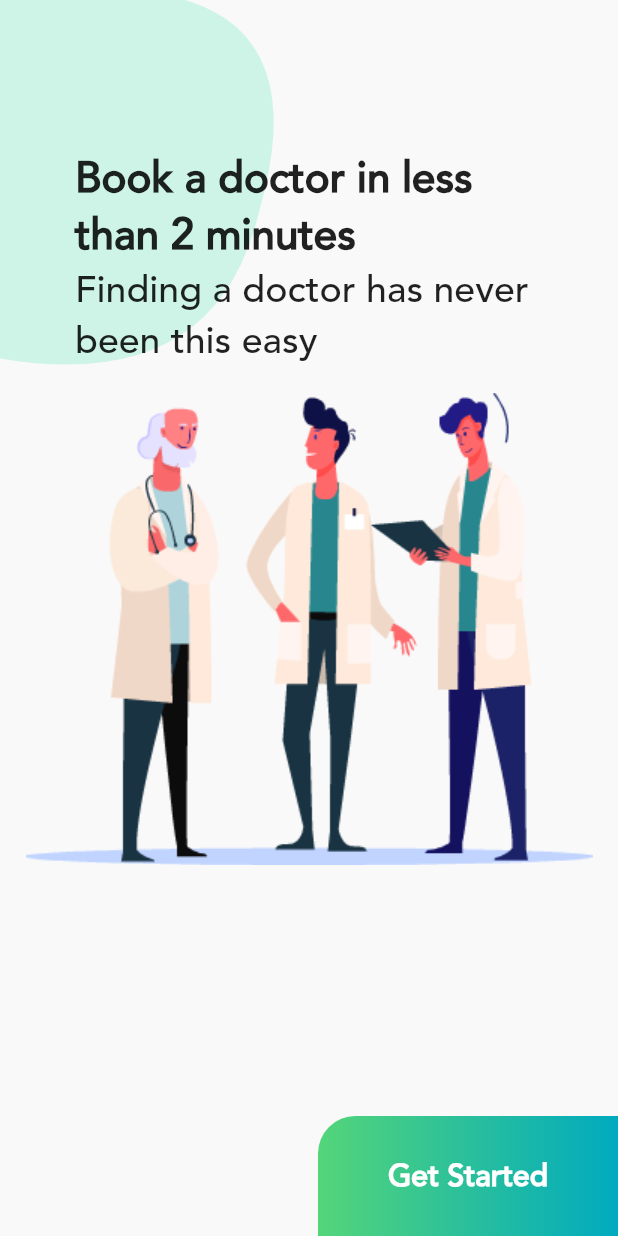
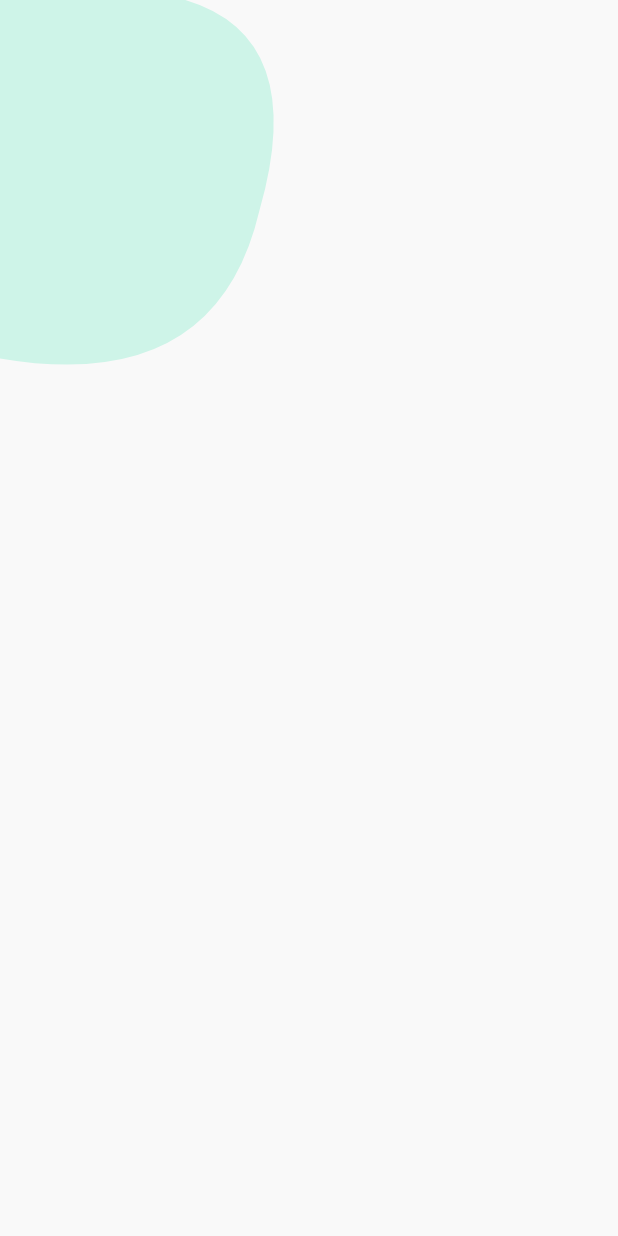
Before and after one commit to KevKipkemoi/bookly, a Flutter app: the screen it shows after launch, after a tap on "Get Started", on a phone screen of 412 x 824 dp. Run offline on Flutter 3.47's test engine with Material 2 defaults, Android fonts, the phone set to English and light mode, and no system bars.

Commit message:
add HomePage

```diff
--- /dev/null
+++ b/lib/HomePage.dart
@@ -0,0 +1,64 @@
+import 'package:bookly/colorScheme.dart';
+import 'package:flutter/material.dart';
+
+class HomePage extends StatelessWidget {
+  @override
+  Widget build(BuildContext context) {
+    return MaterialApp(
+      debugShowCheckedModeBanner: false,
+      home: FirstPage(),
+      theme: ThemeData(
+        fontFamily: 'avenir',
+      ),
+    );
+  }
+}
+
+class FirstPage extends StatefulWidget {
+  @override
+  _FirstPageState createState() => _FirstPageState();
+}
+
+class _FirstPageState extends State<FirstPage> {
+  @override
+  Widget build(BuildContext context) {
+    return Scaffold(
+      backgroundColor: bgColor,
+      body: Stack(
+        children: <Widget>[
+          Container(
+            width: MediaQuery.of(context).size.width,
+            height: MediaQuery.of(context).size.height,
+            child: CustomPaint(
+              painter: PathPainter(),
+            ),
+          )
+        ],
+      ),
+    );
+  }
+}
+
+class PathPainter extends CustomPainter {
+  @override
+  void paint(Canvas canvas, Size size) {
+    var paint = new Paint();
+    paint.color = path2Color;
+
+    Path path = new Path();
+    path.moveTo(0, 0);
+    path.lineTo(size.width * 0.3, 0);
+    path.quadraticBezierTo(
+        size.width * 0.5, size.height * 0.03, size.width * 0.42,
+        size.height * 0.17);
+    path.quadraticBezierTo(
+        size.width * 0.35, size.height * 0.32, 0, size.height * 0.29);
+    path.close();
+    canvas.drawPath(path, paint);
+  }
+
+  @override
+  bool shouldRepaint(CustomPainter oldDelegate) {
+    return true;
+  }
+}
--- a/lib/main.dart
+++ b/lib/main.dart
@@ -1,3 +1,4 @@
+import 'package:bookly/HomePage.dart';
 import 'package:flutter/material.dart';
 import 'colorScheme.dart';
 
@@ -13,6 +14,9 @@ class MyApp extends StatelessWidget {
         fontFamily: 'avenir',
       ),
       home: MyHomePage(),
+      routes: {
+        '/home_page': (context) => HomePage()
+      },
     );
   }
 }
```
